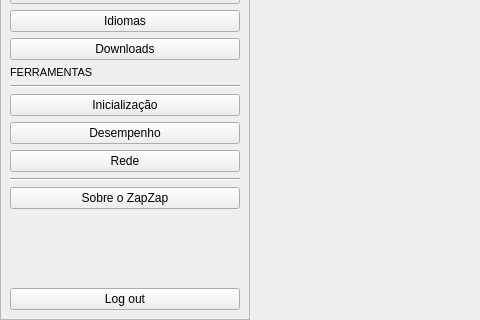
Old version of the form zapzap/ui/ui_settings.ui in the repository rafatosta/zapzap; both pictures show x 0 to 480 and y 241 to 561 of the 1225 by 561 pixel window.
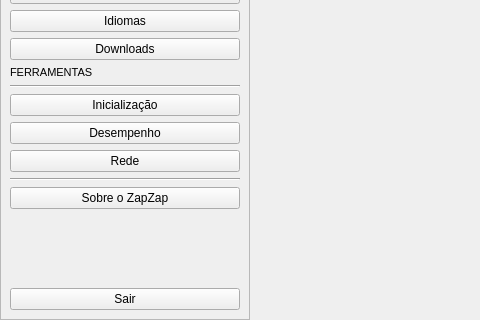
New version of the form.

Commit message: Open and close Settings

```diff
--- a/zapzap/ui/ui_settings.ui
+++ b/zapzap/ui/ui_settings.ui
@@ -217,7 +217,7 @@
       <item>
        <widget class="QPushButton" name="quit_btn">
         <property name="text">
-         <string>Log out</string>
+         <string>Sair</string>
         </property>
        </widget>
       </item>
```
Left out of the diff: 4 changed lines with no effect on the pictures. The commit also changes 2 other files.
